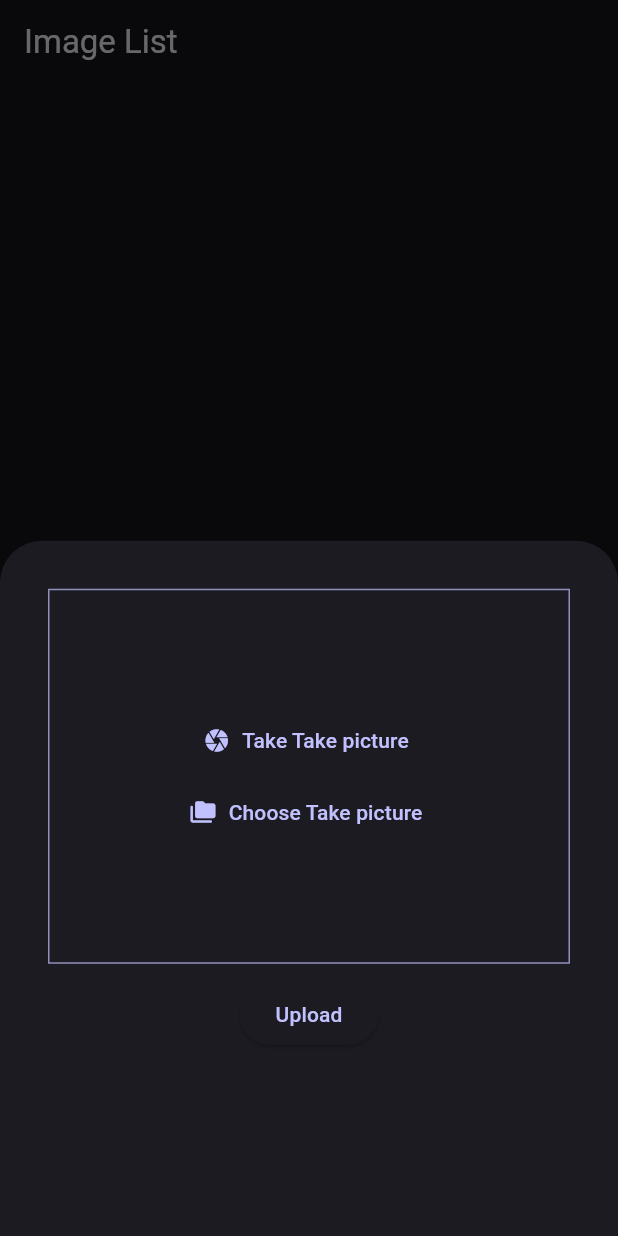
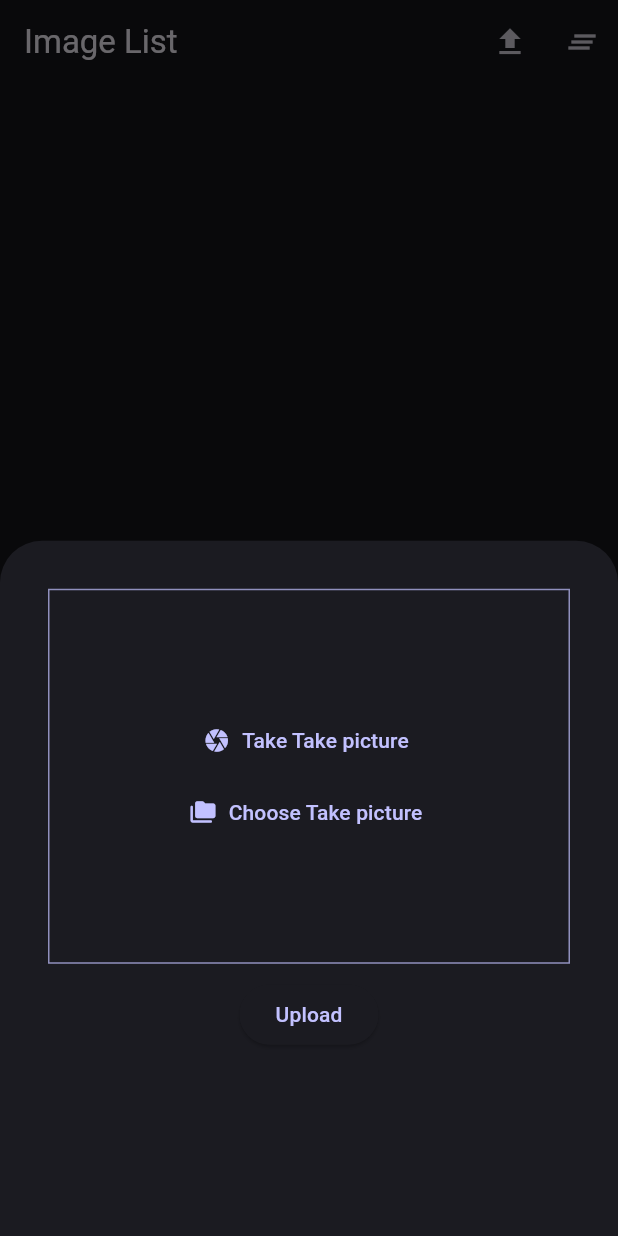
Before and after one commit to Farezii/test_multipart, a Flutter app: the screen it shows after launch, after a tap on the "add" icon, on a phone screen of 412 x 824 dp. Run offline on Flutter 3.47's test engine with Material 3 defaults, Android fonts, the phone set to English and light mode, and no system bars; our stand-ins replace flutter_riverpod, image_picker, sqflite; accounts and stored records are empty.

Commit message:
Added buttons for clear and upload, and added list initializtion on boot

```diff
--- a/lib/views/homepage.dart
+++ b/lib/views/homepage.dart
@@ -1,5 +1,6 @@
 import 'package:flutter/material.dart';
 import 'package:test_multipart/etc/modal_sheets.dart';
+import 'package:test_multipart/http/request_handler.dart';
 import 'package:test_multipart/models/models.dart';
 import 'package:test_multipart/providers/imagesProvider.dart';
 import 'package:flutter_riverpod/flutter_riverpod.dart';
@@ -12,6 +13,13 @@ class ImageListView extends ConsumerStatefulWidget {
 }
 
 class _ImageListViewState extends ConsumerState<ImageListView> {
+  void initState() {
+    super.initState();
+    WidgetsBinding.instance.addPostFrameCallback((_) async {
+      await ref.read(imageProvider.notifier).loadImagesFromDatabase();
+    });
+  }
+
   @override
   Widget build(BuildContext context) {
     final imageListProvider = ref.watch(imageProvider);
@@ -20,6 +28,22 @@ class _ImageListViewState extends ConsumerState<ImageListView> {
     return Scaffold(
       appBar: AppBar(
         title: const Text('Image List'),
+        actions: [
+          IconButton(
+            icon: const Icon(Icons.upload),
+            onPressed: () {
+              // uploadImages(imageListProvider);
+            },
+          ),
+          IconButton(
+            icon: const Icon(Icons.clear_all),
+            onPressed: () {
+              for (ImageObject image in imageListProvider) {
+                imageNotifier.removeImage(image.id);
+              }
+            },
+          ),
+        ],
       ),
       body: ListView.builder(
         itemCount: imageListProvider.length,
```
